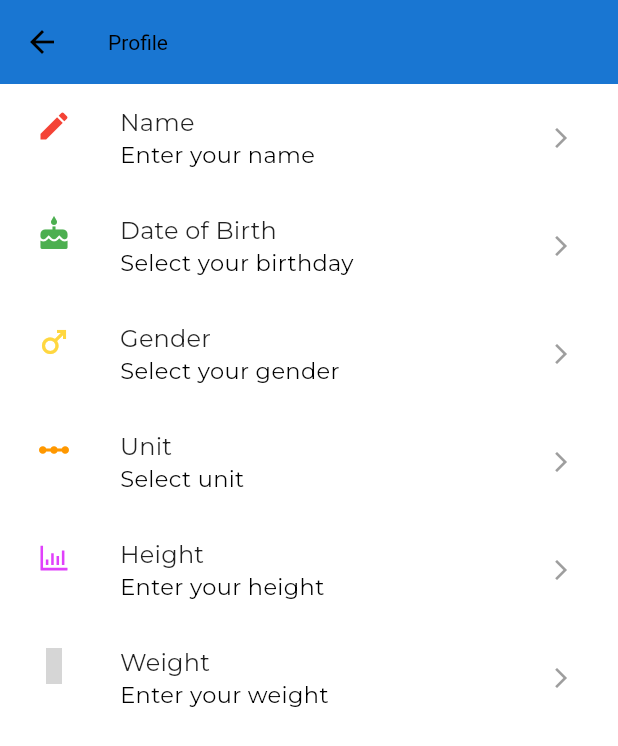
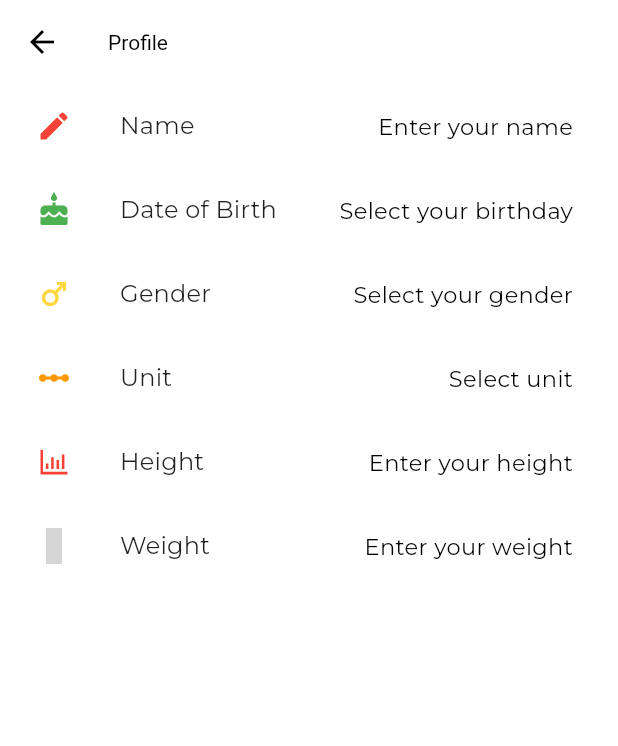
Before and after one commit to gaoypChina/home_workout_app, a Flutter app: the ProfileSettingScreen screen opened by its route, on a phone screen of 412 x 824 dp. Shown: the top 746 px of the screen. Run offline on Flutter 3.47's test engine with Material 2 defaults, Android fonts, the phone set to English and light mode, and no system bars; our stand-ins replace confetti, device_info, eva_icons_flutter, fl_chart, flutter_easyloading, flutter_icons and 23 more; missing offline and left inert: audiofileplayer, dashed_circle, flutter_rounded_date_picker; accounts and stored records are empty; grey boxes are pictures that could not be loaded.

Commit message:
save button placed at correct position

```diff
--- a/lib/constants/constants.dart
+++ b/lib/constants/constants.dart
@@ -39,8 +39,8 @@ class Constants{
         toastLength: Toast.LENGTH_SHORT,
         gravity: ToastGravity.BOTTOM,
         timeInSecForIosWeb: 1,
-        backgroundColor: Colors.blue,
-        textColor: Colors.white,
+        backgroundColor: Colors.blue.withOpacity(.7),
+    //    textColor: Colors.white,
         fontSize: 16.0
     );
   }
--- a/lib/helper/sp_key_helper.dart
+++ b/lib/helper/sp_key_helper.dart
@@ -39,4 +39,5 @@ class SpKey {
   /// reminder time
   String hourTime = "hourTime";
   String minuteTime = "minuteTime";
+  String reminderToggle = "reminderToggle";
 }
--- a/lib/main.dart
+++ b/lib/main.dart
@@ -5,12 +5,12 @@ import 'package:full_workout/helper/notification_helper.dart';
 import 'package:full_workout/pages/main/report_page/report_page.dart';
 import 'package:full_workout/pages/main/report_page/workout_report/workout_detail_report.dart';
 import 'package:full_workout/pages/main/setting_page/profile_settings_screen.dart';
-import 'package:full_workout/pages/main/setting_page/reminder_tab.dart';
+import 'package:full_workout/pages/main/setting_page/reminder_screen.dart';
 import 'package:full_workout/pages/main/setting_page/setting_screen.dart';
 import 'package:full_workout/pages/main/setting_page/sound_settings_page.dart';
 import 'package:full_workout/pages/main/weight_report_page/weight_report_detail.dart';
 import 'package:full_workout/pages/main_page.dart';
-import 'package:full_workout/pages/services/faq_page.dart';
+import 'package:full_workout/pages/main/setting_page/faq_page.dart';
 import 'package:google_fonts/google_fonts.dart';
 import 'package:flutter_easyloading/flutter_easyloading.dart';
 import 'package:timezone/data/latest.dart' as tz;
--- a/lib/pages/main/home_page/leading_widget.dart
+++ b/lib/pages/main/home_page/leading_widget.dart
@@ -3,7 +3,7 @@ import 'package:flutter/material.dart';
 import 'package:flutter_icons/flutter_icons.dart';
 import 'package:full_workout/pages/main/report_page/workout_report/workout_detail_report.dart';
 import 'package:full_workout/pages/main/setting_page/profile_settings_screen.dart';
-import 'package:full_workout/pages/services/faq_page.dart';
+import 'package:full_workout/pages/main/setting_page/faq_page.dart';
 
 List<Widget>  getLeading(BuildContext context, {Color color}){
   return  [
--- a/lib/pages/main/setting_page/profile_settings_screen.dart
+++ b/lib/pages/main/setting_page/profile_settings_screen.dart
@@ -26,6 +26,7 @@ class _ProfileSettingScreenState extends State<ProfileSettingScreen> {
   double heightValue;
   double weightValue;
   DateTime actualDate;
+  bool showSaveButton = false;
 
   //derived values
 
@@ -130,9 +131,9 @@ class _ProfileSettingScreenState extends State<ProfileSettingScreen> {
       // Colors.blue.shade700,
       Colors.red,
       Colors.green,
-      Colors.amberAccent,
+      Colors.amberAccent.shade200,
       Colors.orange,
-      Colors.purpleAccent,
+      Colors.red,
       Colors.orangeAccent,
     ];
 
@@ -141,34 +142,29 @@ class _ProfileSettingScreenState extends State<ProfileSettingScreen> {
       appBar:
 
       AppBar(
-
-
+        backgroundColor: isDark?Colors.black:Colors.white,
         title: Text(
           "Profile",
         style: TextStyle(color: isDark?Colors.white:Colors.black)),
 
         actions: [
-          TextButton(
+          showSaveButton ?   TextButton(
               style: TextButton.styleFrom(padding: EdgeInsets.only(right: 18)),
-            child: Text("Save",style: TextStyle(color: Colors.blue.shade700),),
+            child: Padding(
+              padding: const EdgeInsets.only(right:12.0),
+              child: Text("Save",style: TextStyle(color: Colors.blue.shade700),),
+            ),
               onPressed: () {
                 Navigator.of(context).pop();
                 constants.getToast("Profile Saved Successfully");
-              }),
+              }):Container(),
         ],
       ),
       body: SingleChildScrollView(
         physics: BouncingScrollPhysics(),
         child: Column(
           children: [
-            // Padding(
-            //   padding: const EdgeInsets.symmetric(horizontal: 12.0),
-            //   child: Text(
-            //       "Add your profile details and get more relevant exercise."),
-            // ),
-            // SizedBox(
-            //   height: 10,
-            // ),
+
             CustomProfileTile(
               title: "Name",
               subTitle: (name != null) ? name : "Enter your name",
@@ -183,24 +179,24 @@ class _ProfileSettingScreenState extends State<ProfileSettingScreen> {
                 await spHelper.saveString(spKey.name, toSave);
                 setState(() {
                   name = toSave;
+                  showSaveButton = true;
                 });
               },
               icon: Icons.edit,
               iconColor: iconColor[0],
             ),
-            Theme(
-              data: Theme.of(context)
-                  .copyWith(primaryColor: Colors.blue.shade700),
-              child: CustomProfileTile(
+            CustomProfileTile(
                 title: "Date of Birth",
                 subTitle: (date == null) ? "Select your birthday" : date,
                 onPressed: () {
                   _selectDate();
+                  setState(() {
+                    showSaveButton = true;
+                  });
                 },
                 icon: Icons.cake,
                 iconColor: iconColor[1],
               ),
-            ),
             CustomProfileTile(
               title: "Gender",
               subTitle: (gender == null)
@@ -223,6 +219,7 @@ class _ProfileSettingScreenState extends State<ProfileSettingScreen> {
                 await spHelper.saveInt(spKey.gender, toSave);
                 setState(() {
                   gender = toSave;
+                  showSaveButton = true;
                 });
               },
               icon: Icons.male,
@@ -233,16 +230,16 @@ class _ProfileSettingScreenState extends State<ProfileSettingScreen> {
               subTitle: (unit == null)
                   ? "Select unit"
                   : (unit == 0)
-                      ? "cm/kg"
-                      : "in/lbs",
+                      ? "Cm/Kg"
+                      : "Inch/Lbs",
               onPressed: () async {
                 int previousValue = unit;
                 int selectedUnit = await showDialog(
                     context: context,
                     builder: (context) => RadioSelector(
                           title: "Select Unit",
-                          radio2: "inch/lbs",
-                          radio1: "cm/kg",
+                          radio2: "Inch/Lbs",
+                          radio1: "Cm/Kg",
                           value: unit,
                         ));
                 int toSave =
@@ -250,6 +247,7 @@ class _ProfileSettingScreenState extends State<ProfileSettingScreen> {
                 await spHelper.saveInt(spKey.unit, toSave);
                 setState(() {
                   unit = toSave;
+                  showSaveButton = true;
                 });
               },
               icon: Icons.linear_scale_sharp,
@@ -278,6 +276,7 @@ class _ProfileSettingScreenState extends State<ProfileSettingScreen> {
                 double toSave = (value == null) ? previousValue : value;
                 await spHelper.saveDouble(spKey.height, toSave);
                 setState(() {
+                  showSaveButton = true;
                   heightValue = toSave;
                   feetHeight = (toSave ~/ 30.48).toDouble();
                   inchHeight = (toSave - (feetHeight * 30.48)) * 0.393701;
@@ -285,8 +284,6 @@ class _ProfileSettingScreenState extends State<ProfileSettingScreen> {
                     inchHeight = 0;
                     feetHeight = feetHeight++;
                   }
-                  // feetHeight = ((toSave / 2.54) / 1o2);
-                  // inchHeight = (feetHeight - feetHeight.toInt()) * 12;
                 });
               },
               icon: AntDesign.barchart,
@@ -297,8 +294,8 @@ class _ProfileSettingScreenState extends State<ProfileSettingScreen> {
               subTitle: (weightValue == null)
                   ? "Enter your weight"
                   : (unit == 0)
-                      ? "${weightValue.toStringAsFixed(2)} kg"
-                      : "${lbsWeight.round()} lbs",
+                      ? "${weightValue.toStringAsFixed(2)} Kg"
+                      : "${lbsWeight.round()} Lbs",
               onPressed: () async {
                 double previousValue = weightValue;
                 double value = await showDialog(
@@ -317,6 +314,7 @@ class _ProfileSettingScreenState extends State<ProfileSettingScreen> {
                 await weightDatabaseHelper.addWeight(
                     toSave, weightModel, key);
                 setState(() {
+                  showSaveButton = true;
                   weightValue = toSave;
                   lbsWeight = toSave * 2.20462;
                 });
@@ -362,7 +360,9 @@ class NameSelector extends StatelessWidget {
                 TextStyle(color: contentColor, fontWeight: FontWeight.w700)),
       ),
       actions: [
-        TextButton(
+
+
+   TextButton(
             child: Text(
               "Cancel",
               style: textTheme.button.copyWith(color: Colors.grey),
@@ -475,9 +475,7 @@ class CustomProfileTile extends StatelessWidget {
 
   @override
   Widget build(BuildContext context) {
-    Constants constants = Constants();
     bool isDark = MediaQuery.of(context).platformBrightness == Brightness.dark;
-
 
 
     return ListTile(
@@ -487,8 +485,8 @@ class CustomProfileTile extends StatelessWidget {
       title: Text(title),
       leading: Icon(icon,color: iconColor,),
       onTap: onPressed,
-      subtitle: Text(subTitle,style: TextStyle(color:isDark? Colors.white:Colors.black,fontSize: 15),),
-      trailing: constants.trailingIcon,
+      trailing: Text(subTitle.length > 20 ? '${subTitle.substring(0, 20)}...' : subTitle,   overflow: TextOverflow.ellipsis,style: TextStyle(color:isDark? Colors.white:Colors.black,fontSize: 15,)),
+     // trailing: constants.trailingIcon,
 
     );
 
--- a/lib/pages/main/setting_page/setting_screen.dart
+++ b/lib/pages/main/setting_page/setting_screen.dart
@@ -6,10 +6,10 @@ import 'package:full_workout/helper/sp_helper.dart';
 import 'package:full_workout/helper/sp_key_helper.dart';
 import 'package:full_workout/pages/main/setting_page/privacy_policy.dart';
 import 'package:full_workout/pages/main/setting_page/profile_settings_screen.dart';
-import 'package:full_workout/pages/main/setting_page/reminder_tab.dart';
+import 'package:full_workout/pages/main/setting_page/reminder_screen.dart';
 import 'package:full_workout/pages/main/setting_page/sound_settings_page.dart';
 import 'package:full_workout/pages/main/setting_page/training_settings_screen.dart';
-import 'package:full_workout/pages/services/faq_page.dart';
+import 'package:full_workout/pages/main/setting_page/faq_page.dart';
 import 'package:share/share.dart';
 import 'package:device_info/device_info.dart';
 import 'package:url_launcher/url_launcher.dart';
```
Also changed, not shown: lib/pages/main/setting_page/faq_page.dart (renamed from lib/pages/services/faq_page.dart, +8 -3 lines), lib/pages/main/setting_page/reminder_screen.dart (renamed from lib/pages/main/setting_page/reminder_tab.dart, +65 -53 lines), lib/pages/main/setting_page/sound_settings_page.dart (+12 -3 lines), lib/pages/workout_page/exercise_detail_page.dart (+12 -2 lines).
